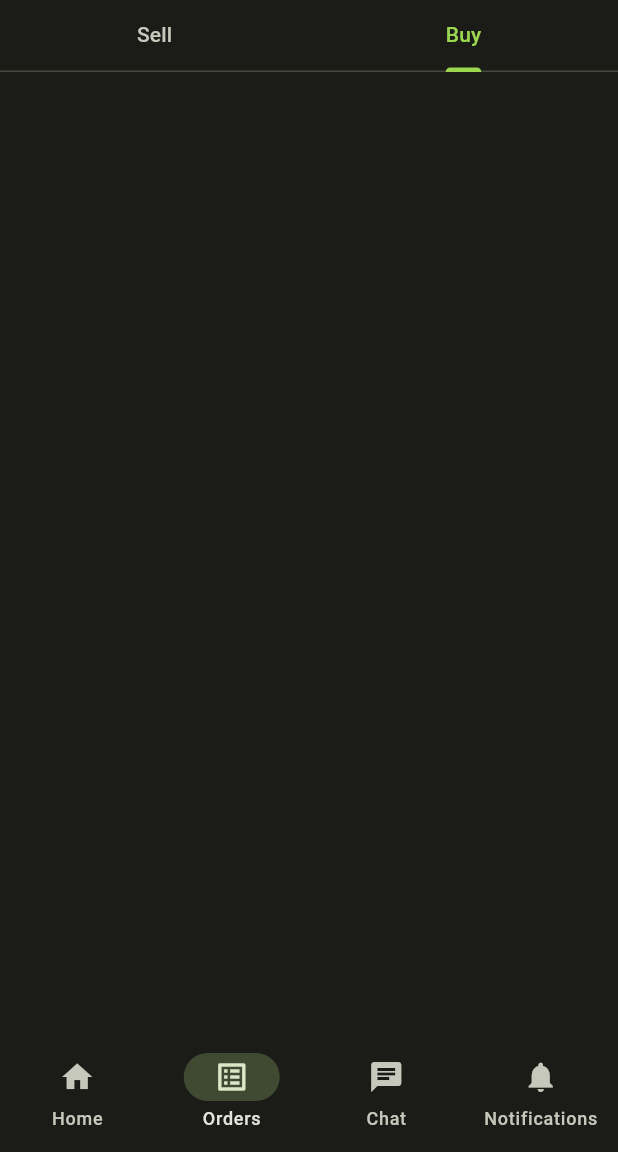
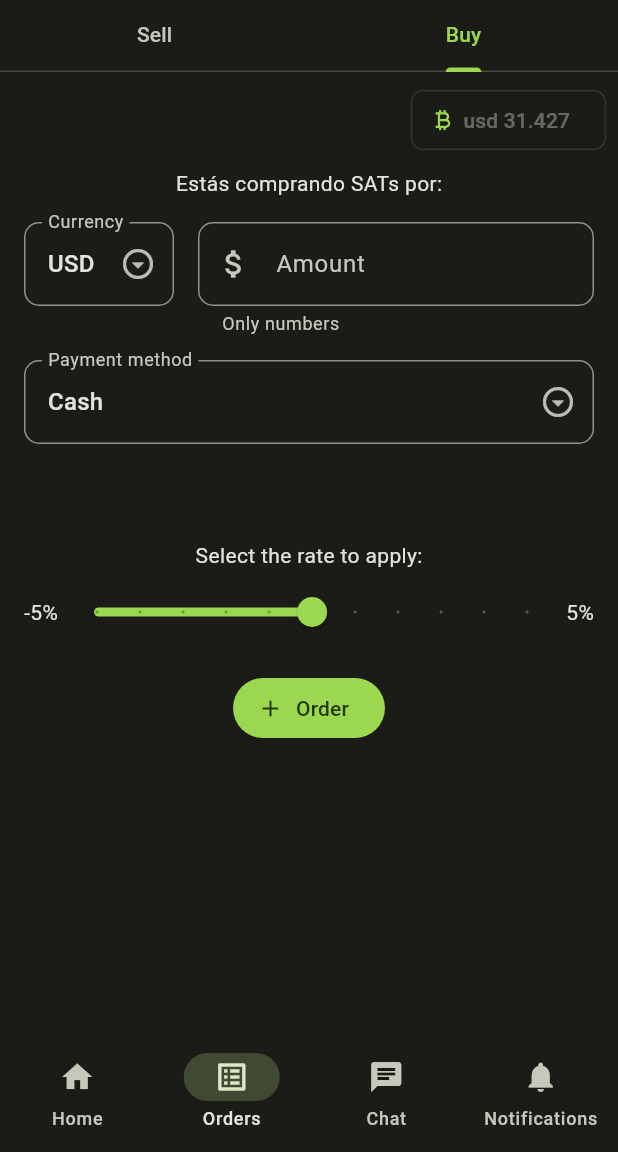
Before and after one commit to cipherchabon/mostro_app, a Flutter app: the OrdersView screen opened by its route, tab 2 chosen, on a phone screen of 412 x 824 dp, the part 84-1236 px from its top. Run offline on Flutter 3.47's test engine with Material 2 defaults, Android fonts, the phone set to English and light mode, and no system bars; our stand-ins replace flutter_rating_bar, flutter_riverpod, flutter_svg, freezed_annotation, go_router, riverpod_annotation; generated files the repository leaves out were written again.

Commit message:
refactor: orders buy form ui/ux v2

```diff
--- /dev/null
+++ b/lib/screens/orders/buy_order_form.dart
@@ -0,0 +1,175 @@
+import 'package:flutter/material.dart';
+
+import '../../widgets/gaps.dart';
+
+class BuyOrderForm extends StatelessWidget {
+  const BuyOrderForm({
+    super.key,
+  });
+
+  @override
+  Widget build(BuildContext context) {
+    return Padding(
+      padding: const EdgeInsets.all(8.0),
+      child: Column(
+        children: [
+          const Text(
+            'Estás comprando SATs por:',
+          ),
+          gapH16,
+          Row(
+            crossAxisAlignment: CrossAxisAlignment.start,
+            children: const [
+              FiatSelector(),
+              gapW16,
+              Expanded(
+                child: AmountField(),
+              ),
+            ],
+          ),
+          gapH16,
+          const PaymentMethodSelector(),
+          gapH64,
+          const RateSelector(),
+          gapH16,
+          const SubmitButton(),
+        ],
+      ),
+    );
+  }
+}
+
+class FiatSelector extends StatelessWidget {
+  const FiatSelector({
+    super.key,
+  });
+
+  @override
+  Widget build(BuildContext context) {
+    return SizedBox(
+      width: 100,
+      child: DropdownButtonFormField<String>(
+        focusColor: Colors.transparent,
+        decoration: InputDecoration(
+          labelText: 'Currency',
+          border: OutlineInputBorder(
+            borderRadius: BorderRadius.circular(10),
+          ),
+        ),
+        value: 'USD',
+        icon: const Icon(Icons.arrow_drop_down_circle_outlined),
+        onChanged: (newValue) {},
+        items: <String>['USD', 'ARS', 'MXN'].map<DropdownMenuItem<String>>(
+          (String value) {
+            return DropdownMenuItem<String>(
+              alignment: Alignment.center,
+              value: value,
+              child: Text(value),
+            );
+          },
+        ).toList(),
+      ),
+    );
+  }
+}
+
+class AmountField extends StatelessWidget {
+  const AmountField({
+    super.key,
+  });
+
+  @override
+  Widget build(BuildContext context) {
+    return TextFormField(
+      decoration: InputDecoration(
+        prefixIcon: const Icon(Icons.attach_money),
+        labelText: 'Amount',
+        helperText: 'Only numbers',
+        errorText: null,
+        border: OutlineInputBorder(
+          borderRadius: BorderRadius.circular(10),
+        ),
+      ),
+    );
+  }
+}
+
+class PaymentMethodSelector extends StatelessWidget {
+  const PaymentMethodSelector({
+    super.key,
+  });
+
+  @override
+  Widget build(BuildContext context) {
+    return DropdownButtonFormField<String>(
+      focusColor: Colors.transparent,
+      decoration: InputDecoration(
+        labelText: 'Payment method',
+        border: OutlineInputBorder(
+          borderRadius: BorderRadius.circular(10),
+        ),
+      ),
+      value: 'Cash',
+      icon: const Icon(Icons.arrow_drop_down_circle_outlined),
+      onChanged: (newValue) {},
+      items: <String>['Cash', 'Bank transfer'].map<DropdownMenuItem<String>>(
+        (String value) {
+          return DropdownMenuItem<String>(
+            alignment: Alignment.center,
+            value: value,
+            child: Text(value),
+          );
+        },
+      ).toList(),
+    );
+  }
+}
+
+class RateSelector extends StatelessWidget {
+  const RateSelector({
+    super.key,
+  });
+
+  @override
+  Widget build(BuildContext context) {
+    return Column(
+      children: [
+        const Text(
+          'Select the rate to apply:',
+        ),
+        gapH4,
+        Row(
+          children: [
+            const Text('-5%'),
+            Expanded(
+              child: Slider(
+                value: 0.0,
+                onChanged: (newValue) {},
+                min: -5,
+                max: 5,
+                divisions: 10,
+                label: '0.0',
+              ),
+            ),
+            const Text('5%'),
+          ],
+        ),
+      ],
+    );
+  }
+}
+
+class SubmitButton extends StatelessWidget {
+  const SubmitButton({
+    super.key,
+  });
+
+  @override
+  Widget build(BuildContext context) {
+    return FilledButton.icon(
+      onPressed: () {},
+      icon: const Icon(Icons.add),
+      label: const Text('Order'),
+    );
+  }
+}
--- a/lib/screens/orders/orders_view.dart
+++ b/lib/screens/orders/orders_view.dart
@@ -1,6 +1,7 @@
 import 'package:flutter/material.dart';
 
 import '../../widgets/gaps.dart';
+import 'buy_order_form.dart';
 import 'components/bitcoin_price.dart';
 import 'components/filter_button.dart';
 import 'sell_order_tile.dart';
@@ -97,6 +98,21 @@ class BuyingView extends StatelessWidget {
 
   @override
   Widget build(BuildContext context) {
-    return Column();
+    return Padding(
+      padding: const EdgeInsets.all(8.0),
+      child: SingleChildScrollView(
+        child: Column(
+          children: [
+            Row(
+              mainAxisAlignment: MainAxisAlignment.end,
+              children: const [
+                BitcoinPriceWidget(),
+              ],
+            ),
+            const BuyOrderForm(),
+          ],
+        ),
+      ),
+    );
   }
 }
```
Also changed, not shown: 2 other files.
